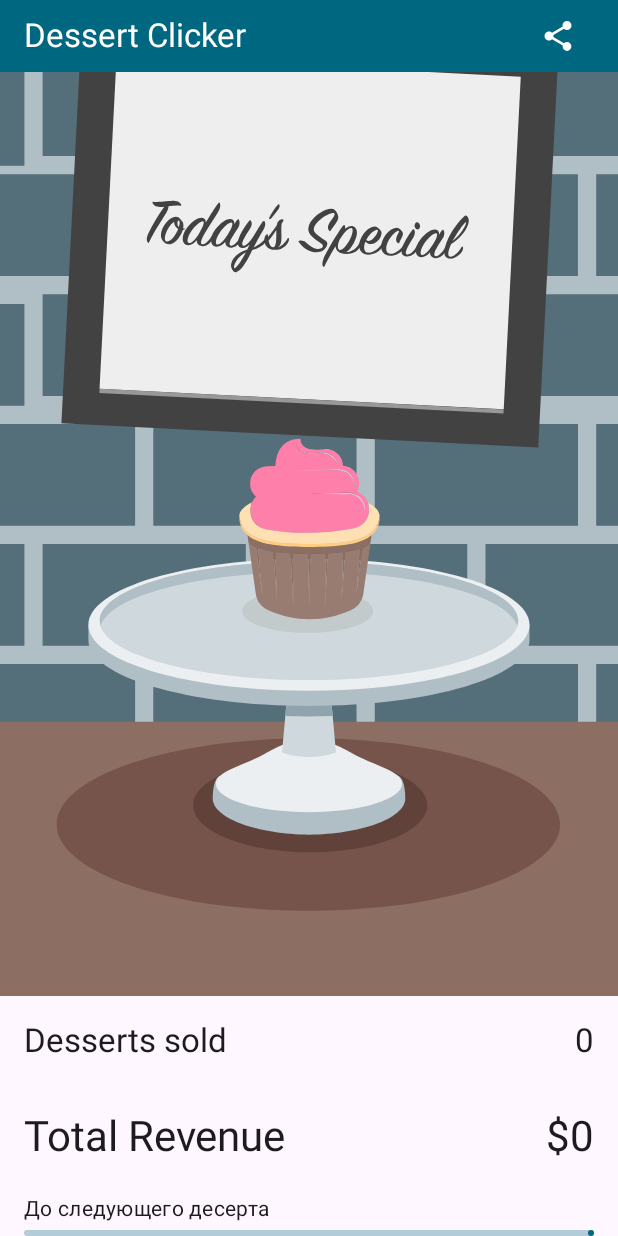
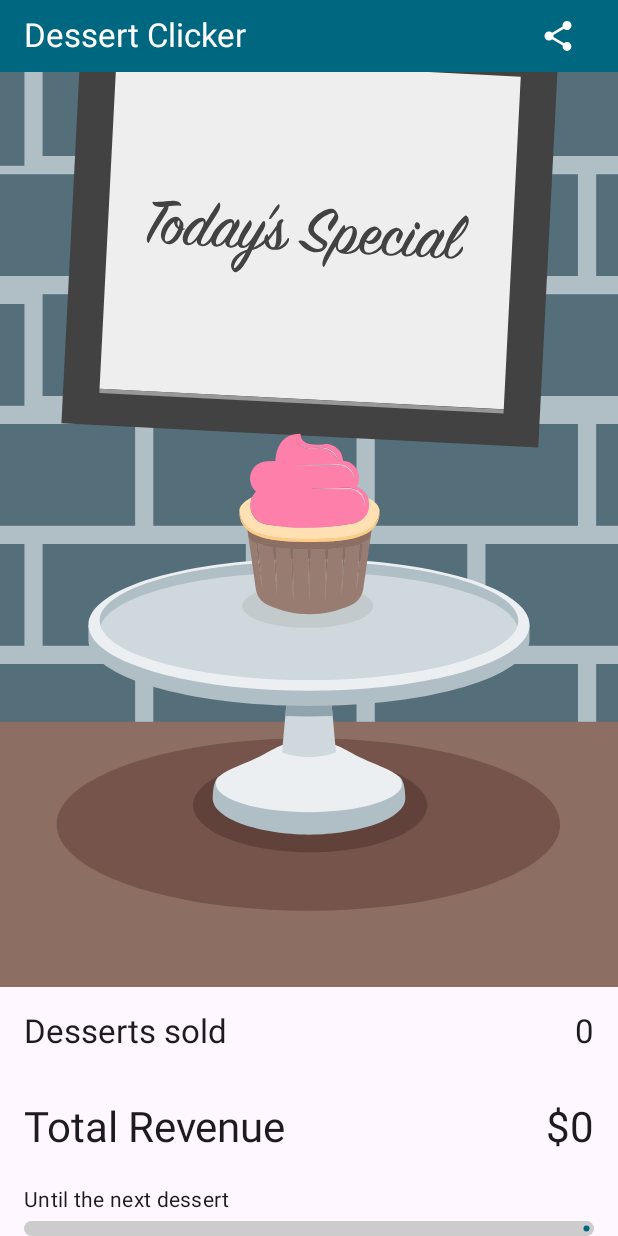
Before and after one commit to ChristielBel/dessert-clicker, an Android app built with Jetpack Compose: the screen it shows after launch (MainActivity), on a phone screen of 412 x 824 dp. Run offline under Robolectric (Android 15) with nearby library versions, the phone set to English and light mode, and no system bars.

Commit message:
fix app bar and progress bar, add animation for dessert

```diff
--- a/app/src/main/java/com/example/dessert_clicker/MainActivity.kt
+++ b/app/src/main/java/com/example/dessert_clicker/MainActivity.kt
@@ -9,33 +9,40 @@ import android.util.Log
 import android.widget.Toast
 import androidx.activity.ComponentActivity
 import androidx.activity.compose.setContent
-import androidx.annotation.DrawableRes
+import androidx.compose.animation.core.animateFloatAsState
+import androidx.compose.animation.core.tween
 import androidx.compose.foundation.Image
 import androidx.compose.foundation.background
 import androidx.compose.foundation.clickable
-import androidx.compose.foundation.layout.width
-import androidx.compose.foundation.layout.height
-import androidx.compose.foundation.layout.Row
+import androidx.compose.foundation.interaction.MutableInteractionSource
 import androidx.compose.foundation.layout.Arrangement
-import androidx.compose.foundation.layout.fillMaxWidth
-import androidx.compose.foundation.layout.padding
 import androidx.compose.foundation.layout.Box
 import androidx.compose.foundation.layout.Column
+import androidx.compose.foundation.layout.Row
+import androidx.compose.foundation.layout.fillMaxWidth
+import androidx.compose.foundation.layout.height
+import androidx.compose.foundation.layout.padding
+import androidx.compose.foundation.layout.statusBarsPadding
+import androidx.compose.foundation.layout.width
+import androidx.compose.material.icons.Icons
+import androidx.compose.material.icons.filled.Share
+import androidx.compose.material3.Icon
+import androidx.compose.material3.IconButton
+import androidx.compose.material3.LinearProgressIndicator
+import androidx.compose.material3.MaterialTheme
 import androidx.compose.material3.Scaffold
 import androidx.compose.material3.Text
-import androidx.compose.material3.Icon
-import androidx.compose.material3.IconButton
-import androidx.compose.material3.MaterialTheme
-import androidx.compose.material.icons.Icons
-import androidx.compose.material.icons.filled.Share
-import androidx.compose.material3.LinearProgressIndicator
 import androidx.compose.runtime.Composable
 import androidx.compose.runtime.collectAsState
 import androidx.compose.runtime.getValue
+import androidx.compose.runtime.mutableStateOf
 import androidx.compose.runtime.remember
+import androidx.compose.runtime.setValue
 import androidx.compose.ui.Alignment
 import androidx.compose.ui.Modifier
+import androidx.compose.ui.draw.scale
 import androidx.compose.ui.graphics.Color
+import androidx.compose.ui.graphics.StrokeCap
 import androidx.compose.ui.layout.ContentScale
 import androidx.compose.ui.platform.LocalContext
 import androidx.compose.ui.res.painterResource
@@ -155,7 +162,6 @@ private fun DessertClickerApp(
             dessertsSold = uiState.dessertsSold,
             dessertImageId = uiState.currentDessertImageId,
             onDessertClicked = onDessertClicked,
-            progressToNext = uiState.progressToNext,
             modifier = Modifier.padding(contentPadding)
         )
     }
@@ -169,6 +175,7 @@ private fun AppBar(
     Row(
         modifier = modifier
             .fillMaxWidth()
+            .statusBarsPadding()
             .background(MaterialTheme.colorScheme.primary),
         horizontalArrangement = Arrangement.SpaceBetween,
         verticalAlignment = Alignment.CenterVertically,
@@ -198,9 +205,19 @@ fun DessertClickerScreen(
     dessertsSold: Int,
     dessertImageId: Int,
     onDessertClicked: () -> Unit,
-    progressToNext: Float,
     modifier: Modifier = Modifier
 ) {
+    var isClicked by remember { mutableStateOf(false) }
+
+    val scale by animateFloatAsState(
+        targetValue = if (isClicked) 1.2f else 1f,
+        animationSpec = tween(durationMillis = 200),
+        finishedListener = {
+            isClicked = false
+            onDessertClicked()
+        }
+    )
+
     Box(modifier = modifier) {
         Image(
             painter = painterResource(R.drawable.bakery_back),
@@ -220,7 +237,13 @@ fun DessertClickerScreen(
                         .width(150.dp)
                         .height(150.dp)
                         .align(Alignment.Center)
-                        .clickable { onDessertClicked() },
+                        .scale(scale)
+                        .clickable(
+                            indication = null,
+                            interactionSource = remember { MutableInteractionSource() }
+                        ) {
+                            isClicked = true
+                        },
                     contentScale = ContentScale.Crop,
                 )
             }
@@ -259,21 +282,26 @@ private fun TransactionInfo(
         RevenueInfo(revenue)
 
         Text(
-            text = "До следующего десерта",
+            text = "Until the next dessert",
             style = MaterialTheme.typography.bodyMedium,
             modifier = Modifier.padding(horizontal = 16.dp, vertical = 4.dp)
         )
+        val animatedProgress by animateFloatAsState(
+            targetValue = progress.coerceIn(0f, 1f),
+            animationSpec = tween(durationMillis = 500)
+        )
         LinearProgressIndicator(
-            progress = { progress.coerceIn(0f, 1f) },
+            progress = { animatedProgress },
             modifier = Modifier
                 .fillMaxWidth()
+                .height(10.dp)
                 .padding(horizontal = 16.dp),
             color = MaterialTheme.colorScheme.primary,
-            trackColor = MaterialTheme.colorScheme.primary.copy(alpha = 0.3f)
+            trackColor = Color.LightGray,
+            strokeCap = StrokeCap.Round
         )
     }
 }
-
 
 @Composable
 private fun RevenueInfo(revenue: Int, modifier: Modifier = Modifier) {
```
